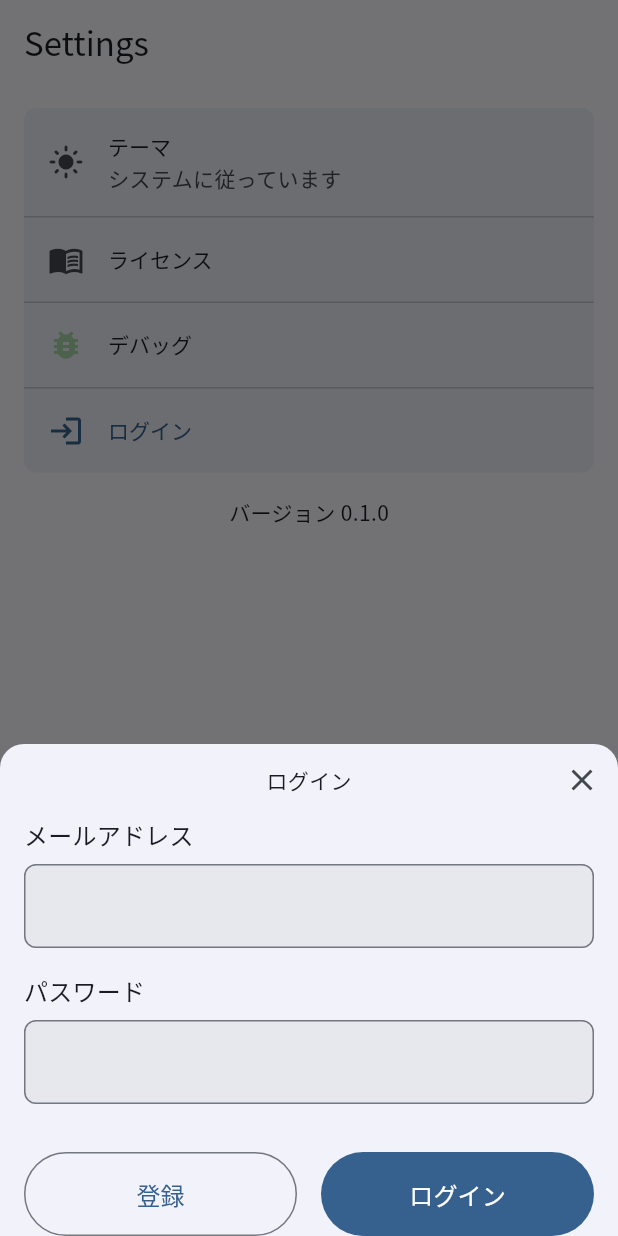
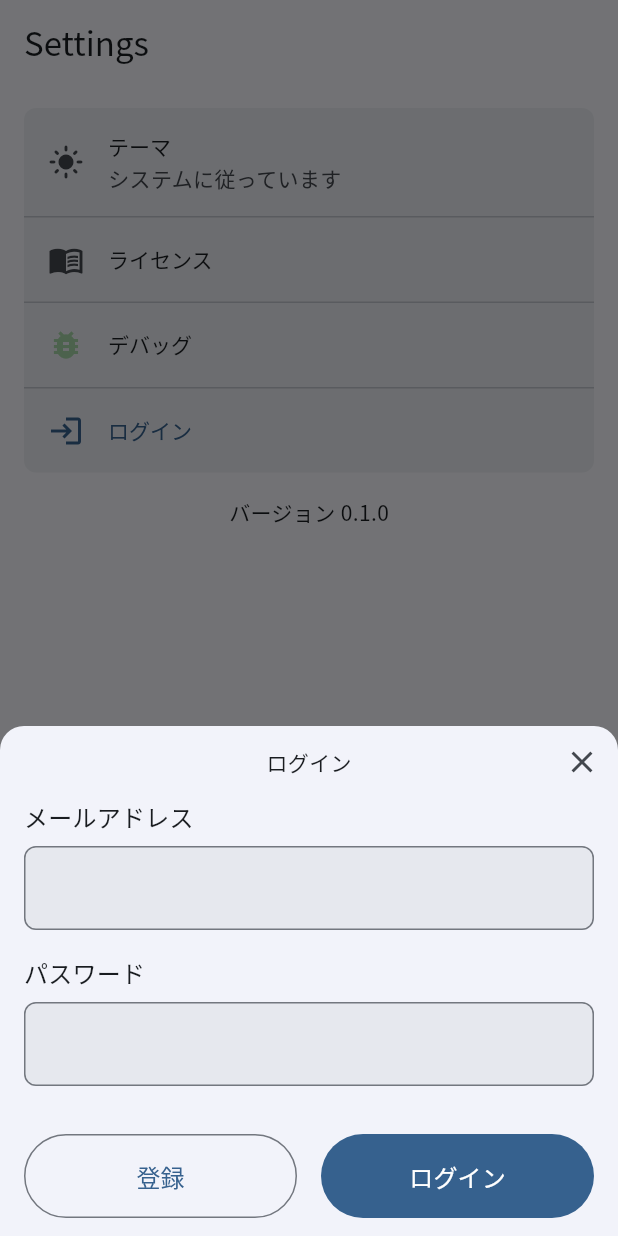
Before and after one commit to Zudah228/pampers_3rd_tfh_2025, a Flutter app: the screen it shows after launch, item 2 of the bottom bar chosen, after a tap on "ログイン", on a phone screen of 412 x 824 dp. Run offline on Flutter 3.47's test engine with Material 3 defaults, Android fonts, the phone set to English and light mode, and no system bars; our stand-ins replace clock, cloud_firestore, custom_refresh_indicator, extended_image, figma_squircle, firebase_auth and 14 more; missing offline and left inert: flutter_nearby_connections, hashlib, simple_logger; accounts and stored records are empty; generated files the repository leaves out were written again.

Commit message:
UI 微調整

```diff
--- a/lib/core/app/components/bottom_sheet/bottom_sheet_scaffold.dart
+++ b/lib/core/app/components/bottom_sheet/bottom_sheet_scaffold.dart
@@ -34,6 +34,7 @@ class BottomSheetScaffold extends StatelessWidget {
           else
             SizedBox(height: 16),
           Flexible(child: child),
+          SizedBox(height: MediaQuery.viewInsetsOf(context).bottom),
         ],
       ),
     );
--- a/lib/features/auth/pages/sign_in_page.dart
+++ b/lib/features/auth/pages/sign_in_page.dart
@@ -4,6 +4,7 @@ import 'package:app/core/app/components/button/secondary_button.dart';
 import 'package:app/core/app/components/form/field_decorator.dart';
 import 'package:app/core/app/components/form/form_validator.dart';
 import 'package:app/core/app/components/full_screen_loading_indicator.dart';
+import 'package:app/core/app/components/unfocused_gesture_detecter.dart';
 import 'package:app/features/auth/providers/current_user_provider.dart';
 import 'package:flutter/material.dart';
 import 'package:flutter_hooks/flutter_hooks.dart';
@@ -28,11 +29,13 @@ class SignInPage extends HookConsumerWidget {
     final emailController = useTextEditingController();
     final passwordController = useTextEditingController();
 
-    return BottomSheetScaffold(
+    return UnfocusedGestureDetecter(
+      child: BottomSheetScaffold(
         title: Text('ログイン'),
         child: Padding(
           padding: .symmetric(horizontal: 16),
           child: SafeArea(
+            minimum: EdgeInsets.only(bottom: 12),
             child: Column(
               mainAxisSize: .min,
               children: [
@@ -106,6 +109,7 @@ class SignInPage extends HookConsumerWidget {
             ),
           ),
         ),
+      ),
     );
   }
 }
```
Lines whose indentation alone changed are shown as unchanged.
